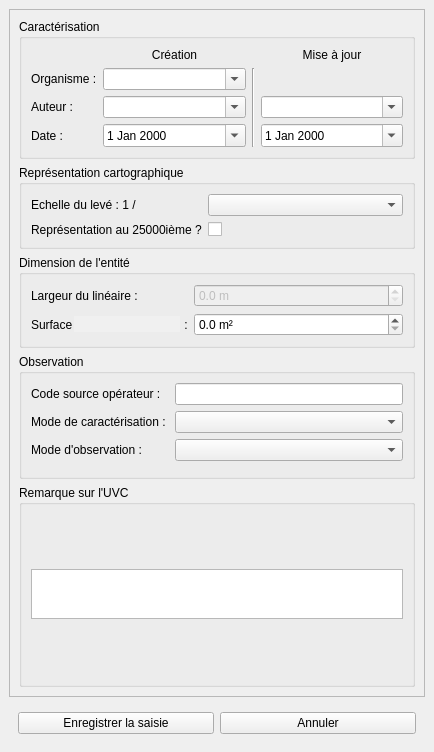
Before: the Qt Designer form src/ui/form_uvc.ui in IGNF/saisie_carhab, drawn with Qt 5.
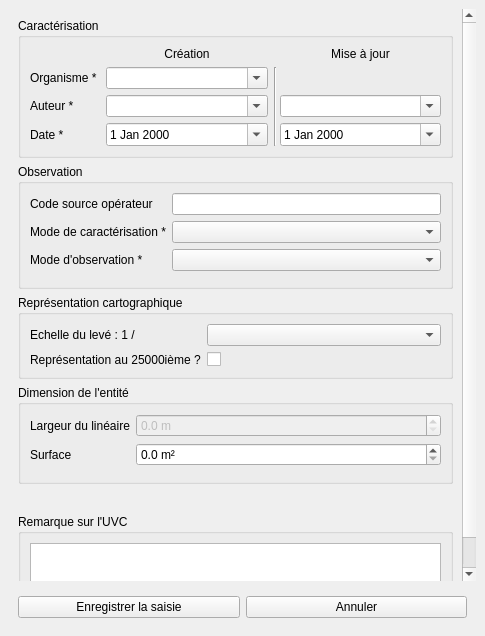
After: the same form once the commit is applied.

```diff
--- a/src/ui/form_uvc.ui
+++ b/src/ui/form_uvc.ui
@@ -6,8 +6,8 @@
    <rect>
     <x>0</x>
     <y>0</y>
-    <width>434</width>
-    <height>752</height>
+    <width>485</width>
+    <height>636</height>
    </rect>
   </property>
   <property name="windowTitle">
@@ -17,6 +17,9 @@
    <layout class="QVBoxLayout" name="verticalLayout_3">
     <item>
      <widget class="QScrollArea" name="scrollArea">
+      <property name="frameShape">
+       <enum>QFrame::NoFrame</enum>
+      </property>
       <property name="widgetResizable">
        <bool>true</bool>
       </property>
@@ -25,8 +28,8 @@
         <rect>
          <x>0</x>
          <y>0</y>
-         <width>414</width>
-         <height>663</height>
+         <width>467</width>
+         <height>549</height>
         </rect>
        </property>
        <layout class="QVBoxLayout" name="verticalLayout">
@@ -46,7 +49,7 @@
              </property>
             </widget>
            </item>
-           <item row="0" column="4">
+           <item row="0" column="3">
             <widget class="QLabel" name="label_8">
              <property name="text">
               <string>Mise à jour</string>
@@ -56,49 +59,44 @@
              </property>
             </widget>
            </item>
-           <item row="7" column="0">
-            <widget class="QLabel" name="label_6">
+           <item row="1" column="0">
+            <widget class="QLabel" name="label_5">
              <property name="text">
-              <string>Date :</string>
+              <string>Organisme * </string>
              </property>
             </widget>
            </item>
-           <item row="7" column="1">
-            <widget class="QDateEdit" name="date_crea">
-             <property name="calendarPopup">
-              <bool>true</bool>
+           <item row="1" column="1">
+            <widget class="QComboBox" name="orga_crea">
+             <property name="sizePolicy">
+              <sizepolicy hsizetype="MinimumExpanding" vsizetype="Fixed">
+               <horstretch>0</horstretch>
+               <verstretch>0</verstretch>
+              </sizepolicy>
              </property>
-            </widget>
-           </item>
-           <item row="7" column="4">
-            <widget class="QDateEdit" name="date_maj">
-             <property name="calendarPopup">
+             <property name="editable">
               <bool>true</bool>
              </property>
+             <property name="sizeAdjustPolicy">
+              <enum>QComboBox::AdjustToMinimumContentsLength</enum>
+             </property>
             </widget>
            </item>
-           <item row="5" column="3" rowspan="3">
+           <item row="1" column="2" rowspan="3" colspan="2">
             <widget class="Line" name="line">
              <property name="orientation">
               <enum>Qt::Vertical</enum>
              </property>
             </widget>
            </item>
-           <item row="6" column="0">
+           <item row="2" column="0">
             <widget class="QLabel" name="label_4">
              <property name="text">
-              <string>Auteur :</string>
+              <string>Auteur *</string>
              </property>
             </widget>
            </item>
-           <item row="5" column="0">
-            <widget class="QLabel" name="label_5">
-             <property name="text">
-              <string>Organisme :</string>
-             </property>
-            </widget>
-           </item>
-           <item row="6" column="1">
+           <item row="2" column="1">
             <widget class="QComboBox" name="aut_crea">
              <property name="sizePolicy">
               <sizepolicy hsizetype="MinimumExpanding" vsizetype="Fixed">
@@ -114,23 +112,7 @@
              </property>
             </widget>
            </item>
-           <item row="5" column="1">
-            <widget class="QComboBox" name="orga_crea">
-             <property name="sizePolicy">
-              <sizepolicy hsizetype="MinimumExpanding" vsizetype="Fixed">
-               <horstretch>0</horstretch>
-               <verstretch>0</verstretch>
-              </sizepolicy>
-             </property>
-             <property name="editable">
-              <bool>true</bool>
-             </property>
-             <property name="sizeAdjustPolicy">
-              <enum>QComboBox::AdjustToMinimumContentsLength</enum>
-             </property>
-            </widget>
-           </item>
-           <item row="6" column="4">
+           <item row="2" column="3">
             <widget class="QComboBox" name="aut_maj">
              <property name="sizePolicy">
               <sizepolicy hsizetype="MinimumExpanding" vsizetype="Fixed">
@@ -146,6 +128,128 @@
              </property>
             </widget>
            </item>
+           <item row="3" column="0">
+            <widget class="QLabel" name="label_6">
+             <property name="text">
+              <string>Date *</string>
+             </property>
+            </widget>
+           </item>
+           <item row="3" column="1">
+            <widget class="QDateEdit" name="date_crea">
+             <property name="calendarPopup">
+              <bool>true</bool>
+             </property>
+            </widget>
+           </item>
+           <item row="3" column="3">
+            <widget class="QDateEdit" name="date_maj">
+             <property name="calendarPopup">
+              <bool>true</bool>
+             </property>
+            </widget>
+           </item>
+          </layout>
+         </widget>
+        </item>
+        <item>
+         <widget class="QGroupBox" name="groupBox_8">
+          <property name="title">
+           <string>Observation</string>
+          </property>
+          <layout class="QFormLayout" name="formLayout">
+           <item row="0" column="0">
+            <widget class="QLabel" name="lb_cd_src_op">
+             <property name="text">
+              <string>Code source opérateur </string>
+             </property>
+            </widget>
+           </item>
+           <item row="0" column="1">
+            <widget class="QLineEdit" name="cd_src_op"/>
+           </item>
+           <item row="1" column="0">
+            <widget class="QLabel" name="label_13">
+             <property name="text">
+              <string>Mode de caractérisation *</string>
+             </property>
+            </widget>
+           </item>
+           <item row="1" column="1">
+            <widget class="QComboBox" name="mode_carac">
+             <property name="sizePolicy">
+              <sizepolicy hsizetype="MinimumExpanding" vsizetype="Fixed">
+               <horstretch>0</horstretch>
+               <verstretch>0</verstretch>
+              </sizepolicy>
+             </property>
+             <property name="editable">
+              <bool>false</bool>
+             </property>
+             <property name="sizeAdjustPolicy">
+              <enum>QComboBox::AdjustToMinimumContentsLength</enum>
+             </property>
+            </widget>
+           </item>
+           <item row="2" column="0">
+            <widget class="QLabel" name="label_14">
+             <property name="text">
+              <string>Mode d'observation *</string>
+             </property>
+            </widget>
+           </item>
+           <item row="2" column="1">
+            <widget class="QComboBox" name="mode_obser">
+             <property name="sizePolicy">
+              <sizepolicy hsizetype="MinimumExpanding" vsizetype="Fixed">
+               <horstretch>0</horstretch>
+               <verstretch>0</verstretch>
+              </sizepolicy>
+             </property>
+             <property name="editable">
+              <bool>false</bool>
+             </property>
+             <property name="sizeAdjustPolicy">
+              <enum>QComboBox::AdjustToMinimumContentsLength</enum>
+             </property>
+            </widget>
+           </item>
+           <item row="3" column="0">
+            <widget class="QWidget" name="widget_5" native="true">
+             <layout class="QVBoxLayout" name="verticalLayout_7">
+              <property name="leftMargin">
+               <number>0</number>
+              </property>
+              <property name="topMargin">
+               <number>0</number>
+              </property>
+              <property name="rightMargin">
+               <number>0</number>
+              </property>
+              <property name="bottomMargin">
+               <number>0</number>
+              </property>
+             </layout>
+            </widget>
+           </item>
+           <item row="3" column="1">
+            <widget class="QWidget" name="observation" native="true">
+             <layout class="QVBoxLayout" name="verticalLayout_8">
+              <property name="leftMargin">
+               <number>0</number>
+              </property>
+              <property name="topMargin">
+               <number>0</number>
+              </property>
+              <property name="rightMargin">
+               <number>0</number>
+              </property>
+              <property name="bottomMargin">
+               <number>0</number>
+              </property>
+             </layout>
+            </widget>
+           </item>
           </layout>
          </widget>
         </item>
@@ -203,15 +307,15 @@
           <property name="title">
            <string>Dimension de l'entité</string>
           </property>
-          <layout class="QFormLayout" name="formLayout_7">
-           <item row="2" column="0">
-            <widget class="QLabel" name="label">
+          <layout class="QFormLayout" name="formLayout_3">
+           <item row="0" column="0">
+            <widget class="QLabel" name="lb_larg_lin">
              <property name="text">
-              <string>Largeur du linéaire :</string>
+              <string>Largeur du linéaire</string>
              </property>
             </widget>
            </item>
-           <item row="2" column="1">
+           <item row="0" column="1">
             <widget class="QDoubleSpinBox" name="larg_lin">
              <property name="enabled">
               <bool>false</bool>
@@ -227,7 +331,30 @@
              </property>
             </widget>
            </item>
-           <item row="4" column="0">
+           <item row="1" column="0">
+            <widget class="QLabel" name="lb_surface">
+             <property name="text">
+              <string>Surface</string>
+             </property>
+            </widget>
+           </item>
+           <item row="1" column="1">
+            <widget class="QDoubleSpinBox" name="surface">
+             <property name="suffix">
+              <string> m²</string>
+             </property>
+             <property name="decimals">
+              <number>1</number>
+             </property>
+             <property name="maximum">
+              <double>999999999.000000000000000</double>
+             </property>
+             <property name="singleStep">
+              <double>500.000000000000000</double>
+             </property>
+            </widget>
+           </item>
+           <item row="2" column="0">
             <widget class="QWidget" name="widget_2" native="true">
              <layout class="QHBoxLayout" name="horizontalLayout_2">
               <property name="spacing">
@@ -248,158 +375,17 @@
               <property name="bottomMargin">
                <number>0</number>
               </property>
-              <item>
-               <widget class="QLabel" name="label_11">
-                <property name="text">
-                 <string>Surface</string>
-                </property>
-               </widget>
-              </item>
-              <item>
-               <widget class="QLineEdit" name="calc_surf">
-                <property name="sizePolicy">
-                 <sizepolicy hsizetype="MinimumExpanding" vsizetype="Fixed">
-                  <horstretch>0</horstretch>
-                  <verstretch>0</verstretch>
-                 </sizepolicy>
-                </property>
-                <property name="styleSheet">
-                 <string notr="true">background-color: rgb(240, 240, 240);</string>
-                </property>
-                <property name="maxLength">
-                 <number>8</number>
-                </property>
-                <property name="frame">
-                 <bool>false</bool>
-                </property>
-               </widget>
-              </item>
-              <item>
-               <widget class="QLabel" name="label_9">
-                <property name="text">
-                 <string> :</string>
-                </property>
-               </widget>
-              </item>
              </layout>
             </widget>
            </item>
-           <item row="4" column="1">
-            <widget class="QDoubleSpinBox" name="surface">
-             <property name="suffix">
-              <string> m²</string>
-             </property>
-             <property name="decimals">
-              <number>1</number>
-             </property>
-             <property name="maximum">
-              <double>999999999.000000000000000</double>
-             </property>
-             <property name="singleStep">
-              <double>500.000000000000000</double>
-             </property>
-            </widget>
-           </item>
           </layout>
          </widget>
         </item>
         <item>
-         <widget class="QGroupBox" name="groupBox_8">
-          <property name="title">
-           <string>Observation</string>
-          </property>
-          <layout class="QFormLayout" name="formLayout">
-           <item row="1" column="1">
-            <widget class="QLineEdit" name="cd_src_op"/>
-           </item>
-           <item row="12" column="0">
-            <widget class="QWidget" name="widget_5" native="true">
-             <layout class="QVBoxLayout" name="verticalLayout_7">
-              <property name="leftMargin">
-               <number>0</number>
-              </property>
-              <property name="topMargin">
-               <number>0</number>
-              </property>
-              <property name="rightMargin">
-               <number>0</number>
-              </property>
-              <property name="bottomMargin">
-               <number>0</number>
-              </property>
-             </layout>
-            </widget>
-           </item>
-           <item row="12" column="1">
-            <widget class="QWidget" name="observation" native="true">
-             <layout class="QVBoxLayout" name="verticalLayout_8">
-              <property name="leftMargin">
-               <number>0</number>
-              </property>
-              <property name="topMargin">
-               <number>0</number>
-              </property>
-              <property name="rightMargin">
-               <number>0</number>
-              </property>
-              <property name="bottomMargin">
-               <number>0</number>
-              </property>
-             </layout>
-            </widget>
-           </item>
-           <item row="1" column="0">
-            <widget class="QLabel" name="label_15">
-             <property name="text">
-              <string>Code source opérateur : </string>
-             </property>
-            </widget>
-           </item>
-           <item row="2" column="0">
-            <widget class="QLabel" name="label_13">
-             <property name="text">
-              <string>Mode de caractérisation : </string>
-             </property>
-            </widget>
-           </item>
-           <item row="2" column="1">
-            <widget class="QComboBox" name="mode_carac">
-             <property name="sizePolicy">
-              <sizepolicy hsizetype="MinimumExpanding" vsizetype="Fixed">
-               <horstretch>0</horstretch>
-               <verstretch>0</verstretch>
-              </sizepolicy>
-             </property>
-             <property name="editable">
-              <bool>false</bool>
-             </property>
-             <property name="sizeAdjustPolicy">
-              <enum>QComboBox::AdjustToMinimumContentsLength</enum>
-             </property>
-            </widget>
-           </item>
-           <item row="4" column="1">
-            <widget class="QComboBox" name="mode_obser">
-             <property name="sizePolicy">
-              <sizepolicy hsizetype="MinimumExpanding" vsizetype="Fixed">
-               <horstretch>0</horstretch>
-               <verstretch>0</verstretch>
-              </sizepolicy>
-             </property>
-             <property name="editable">
-              <bool>false</bool>
-             </property>
-             <property name="sizeAdjustPolicy">
-              <enum>QComboBox::AdjustToMinimumContentsLength</enum>
-             </property>
-            </widget>
-           </item>
-           <item row="4" column="0">
-            <widget class="QLabel" name="label_14">
-             <property name="text">
-              <string>Mode d'observation : </string>
-             </property>
-            </widget>
+         <widget class="QWidget" name="relation_ctnr" native="true">
+          <layout class="QVBoxLayout" name="verticalLayout_5">
+           <item>
+            <layout class="QVBoxLayout" name="verticalLayout_4"/>
            </item>
           </layout>
          </widget>
```
Left out of the diff: 4 changed lines with no effect on the pictures.
